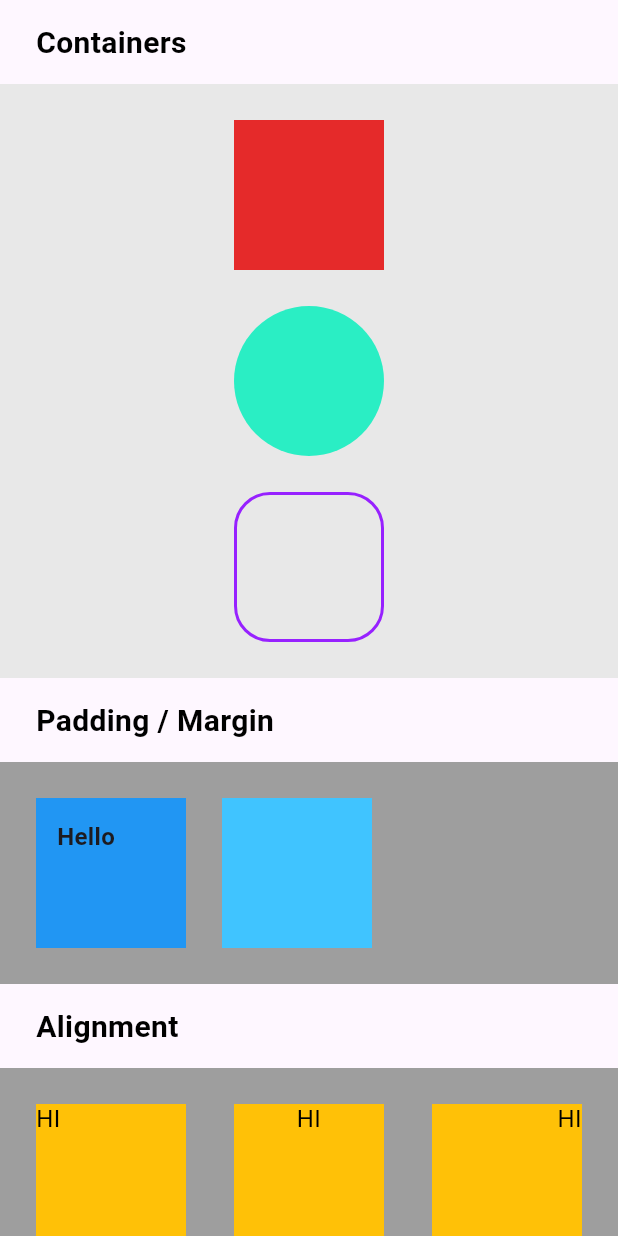
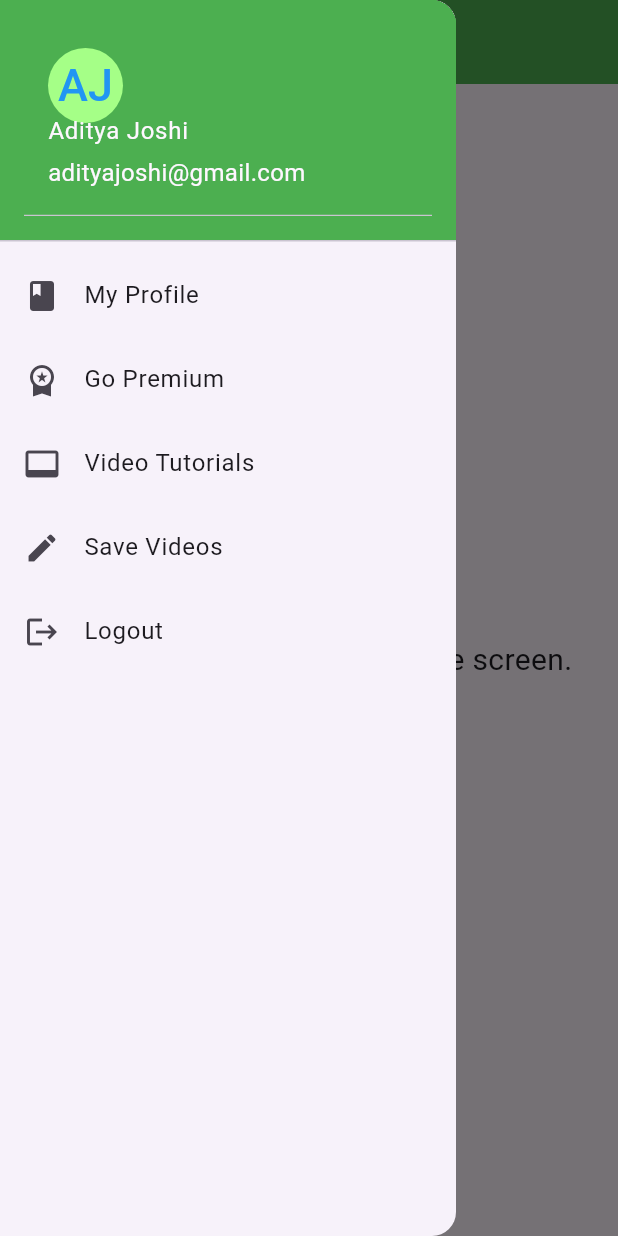
Before and after one commit to itmadityajoshi/Learning-F, a Flutter app: the screen it shows after launch, with the side drawer open (before the commit the screen has no drawer), on a phone screen of 412 x 824 dp. Run offline on Flutter 3.47's test engine with Material 3 defaults, Android fonts, the phone set to English and light mode, and no system bars.

Commit message:
learn about drawer widgets and its properties

```diff
--- /dev/null
+++ b/lib/drawwer.dart
@@ -0,0 +1,83 @@
+import 'package:flutter/material.dart';
+
+class HamMenu extends StatelessWidget {
+  const HamMenu({super.key});
+
+  @override
+  Widget build(BuildContext context) {
+    return Scaffold(
+      appBar: AppBar(
+        title: Text("Title"),
+        foregroundColor: Colors.white,
+        backgroundColor: Colors.green,
+      ),
+      body: Center(
+        child: Text(
+          'A drawer  is an invisible in side screen.',
+          style: TextStyle(fontSize: 20.0),
+        ),
+      ),
+      drawer: Drawer(
+        child: ListView(
+          padding: EdgeInsets.all(0),
+          children: [
+            DrawerHeader(
+
+              decoration: BoxDecoration(color: Colors.green),
+              child: UserAccountsDrawerHeader(
+                decoration: BoxDecoration(color: Colors.green),
+                accountName: Text(
+                  "Aditya Joshi",
+                  style: TextStyle(fontSize: 16),
+                ),
+
+                accountEmail: Text(
+                  "adityajoshi@gmail.com",
+                  style: TextStyle(fontSize: 16),
+                ),
+                currentAccountPictureSize: Size.square(50),
+                currentAccountPicture: CircleAvatar(
+                  backgroundColor: Color.fromARGB(255, 165, 255, 135),
+                  child: Text(
+                    "AJ",
+                    style: TextStyle(fontSize: 30.0, color: Colors.blue),
+                  ),
+                ),
+              ),
+            ),
+
+            ListTile(
+              leading: Icon(Icons.book),
+              title: Text("My Profile"),
+              onTap: () => {Navigator.pop(context)},
+            ),
+
+            ListTile(
+              leading: Icon(Icons.workspace_premium),
+              title: Text("Go Premium"),
+              onTap: () => {Navigator.pop(context)},
+            ),
+
+            ListTile(
+              leading: Icon(Icons.video_label),
+              title: Text("Video Tutorials"),
+              onTap: () => {Navigator.pop(context)},
+            ),
+
+            ListTile(
+              leading: Icon(Icons.edit),
+              title: Text("Save Videos"),
+              onTap: () => {Navigator.pop(context)},
+            ),
+
+            ListTile(
+              leading: Icon(Icons.logout),
+              title: Text("Logout"),
+              onTap: () => {Navigator.pop(context)},
+            ),
+          ],
+        ),
+      ),
+    );
+  }
+}
--- a/lib/main.dart
+++ b/lib/main.dart
@@ -1,4 +1,5 @@
 import 'package:flutter/material.dart';
+import 'package:my_app/drawwer.dart';
 import 'package:my_app/home_screen.dart';
 
 void main() {
@@ -11,7 +12,7 @@ class DemoApp extends StatelessWidget {
   @override
   Widget build(BuildContext context) {
     return MaterialApp(
-      home: HomeScreen(),
+      home: HamMenu(),
       title: "Learning",
       debugShowCheckedModeBanner: false,
     );
```
